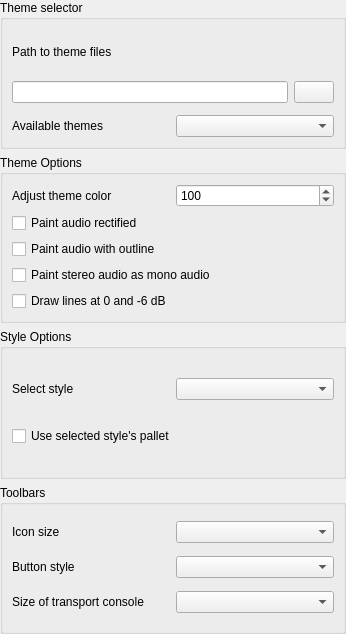
ErwanLegrand/Traverso-DAW, file src/traverso/ui/ThemeConfigPage.ui: the form before one commit.
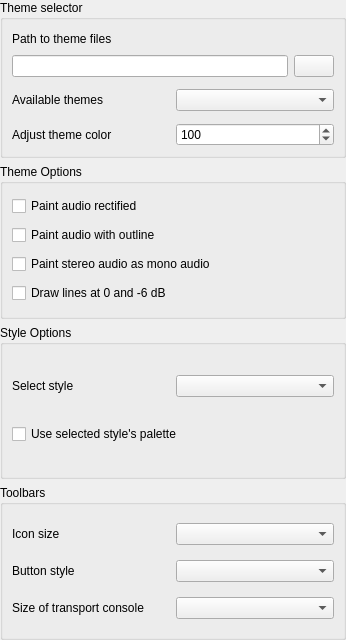
The form after the commit.

Commit message: Fixed some minor issues in the config pages.

```diff
--- a/src/traverso/ui/ThemeConfigPage.ui
+++ b/src/traverso/ui/ThemeConfigPage.ui
@@ -6,7 +6,7 @@
     <x>0</x>
     <y>0</y>
     <width>346</width>
-    <height>634</height>
+    <height>640</height>
    </rect>
   </property>
   <property name="windowTitle" >
@@ -149,21 +149,6 @@
         </item>
        </layout>
       </item>
-     </layout>
-    </widget>
-   </item>
-   <item>
-    <widget class="QGroupBox" name="groupBox_2" >
-     <property name="title" >
-      <string>Theme Options</string>
-     </property>
-     <layout class="QVBoxLayout" >
-      <property name="spacing" >
-       <number>6</number>
-      </property>
-      <property name="margin" >
-       <number>9</number>
-      </property>
       <item>
        <layout class="QHBoxLayout" >
         <property name="spacing" >
@@ -191,6 +176,21 @@
         </item>
        </layout>
       </item>
+     </layout>
+    </widget>
+   </item>
+   <item>
+    <widget class="QGroupBox" name="groupBox_2" >
+     <property name="title" >
+      <string>Theme Options</string>
+     </property>
+     <layout class="QVBoxLayout" >
+      <property name="spacing" >
+       <number>6</number>
+      </property>
+      <property name="margin" >
+       <number>9</number>
+      </property>
       <item>
        <widget class="QCheckBox" name="rectifiedCheckBox" >
         <property name="text" >
@@ -272,7 +272,7 @@
       <item>
        <widget class="QCheckBox" name="useStylePalletCheckBox" >
         <property name="text" >
-         <string>Use selected style's pallet</string>
+         <string>Use selected style's palette</string>
         </property>
        </widget>
       </item>
```
The commit also changes 1 other file.
